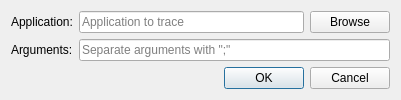
This is gui/ui/tracedialog.ui in apitrace/apitrace as Qt 5 draws it before an edit. The edited form follows.
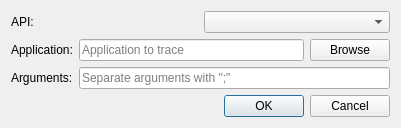
This is the edited form.

Commit message: Allow to specify the API from trace dialog.

Patch:
```diff
--- a/gui/ui/tracedialog.ui
+++ b/gui/ui/tracedialog.ui
@@ -14,6 +14,20 @@
    <string>Dialog</string>
   </property>
   <layout class="QVBoxLayout" name="verticalLayout">
+   <item>
+    <layout class="QHBoxLayout" name="horizontalLayout_3">
+     <item>
+      <widget class="QLabel" name="label_3">
+       <property name="text">
+        <string>API:</string>
+       </property>
+      </widget>
+     </item>
+     <item>
+      <widget class="QComboBox" name="apiComboBox"/>
+     </item>
+    </layout>
+   </item>
    <item>
     <layout class="QHBoxLayout" name="horizontalLayout">
      <item>
```
The commit also changes 5 other files.
